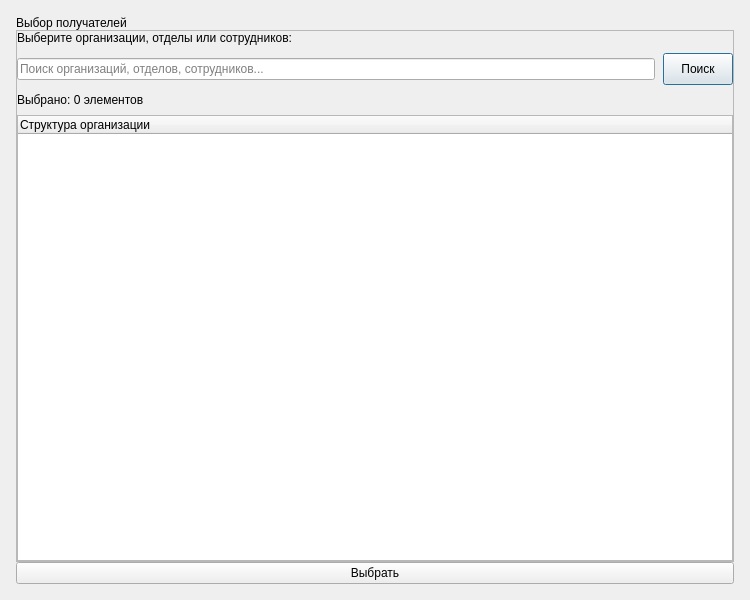
Qt form client/ui/documents/create/employee_selection_dialog.ui (lerakaplich/Documents) before a commit.
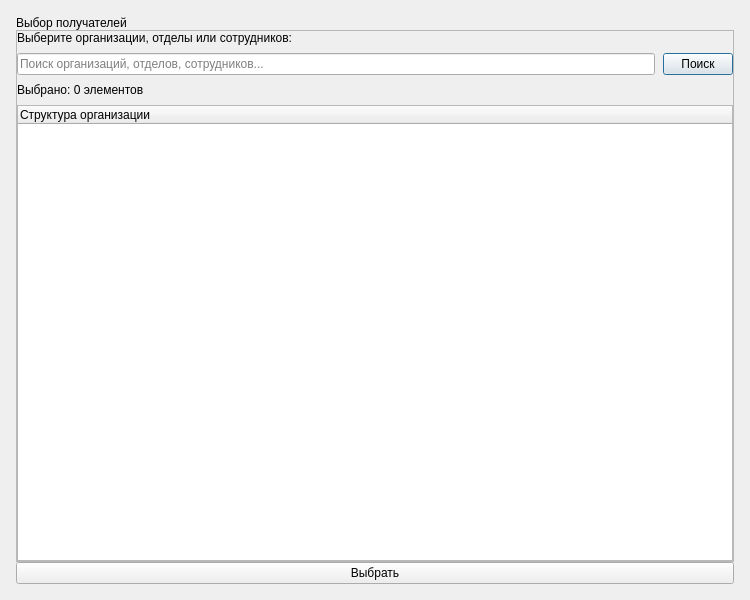
The same form after that commit.

Patch:
```diff
--- a/client/ui/documents/create/employee_selection_dialog.ui
+++ b/client/ui/documents/create/employee_selection_dialog.ui
@@ -229,16 +229,22 @@
         </item>
         <item>
          <widget class="QPushButton" name="btnSearch">
+          <property name="sizePolicy">
+           <sizepolicy hsizetype="Fixed" vsizetype="Preferred">
+            <horstretch>0</horstretch>
+            <verstretch>0</verstretch>
+           </sizepolicy>
+          </property>
           <property name="minimumSize">
            <size>
             <width>70</width>
-            <height>32</height>
+            <height>0</height>
            </size>
           </property>
           <property name="maximumSize">
            <size>
             <width>70</width>
-            <height>32</height>
+            <height>16777215</height>
            </size>
           </property>
           <property name="toolTip">
```
Left out of the diff: 2 changed lines with no effect on the pictures.
